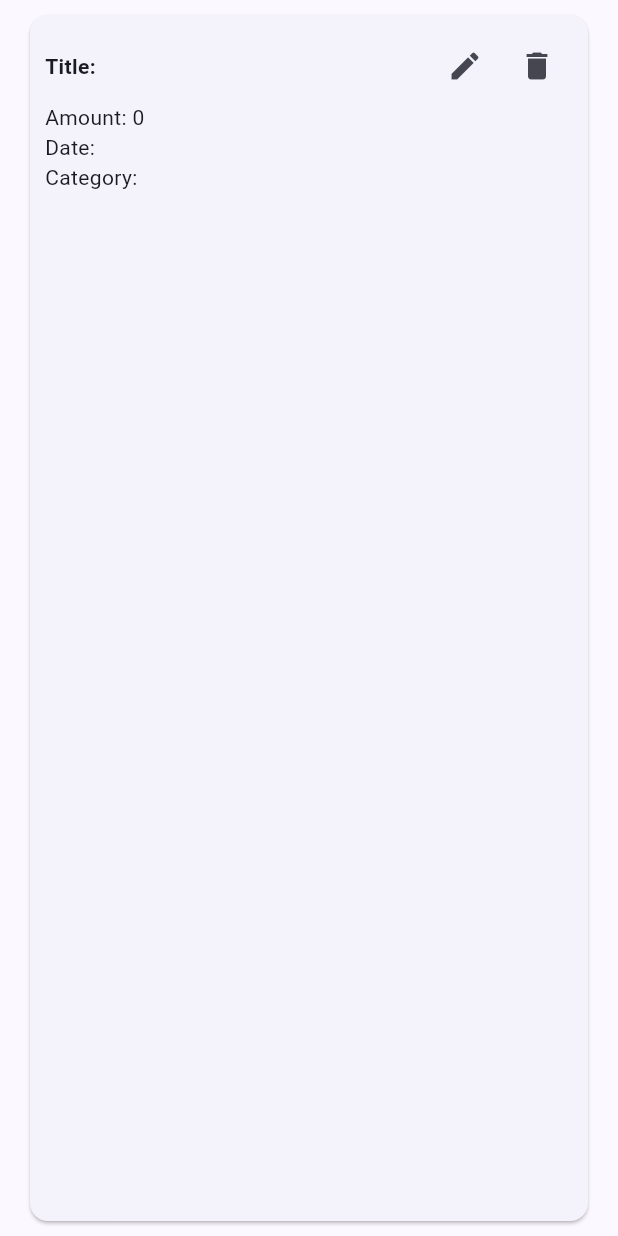
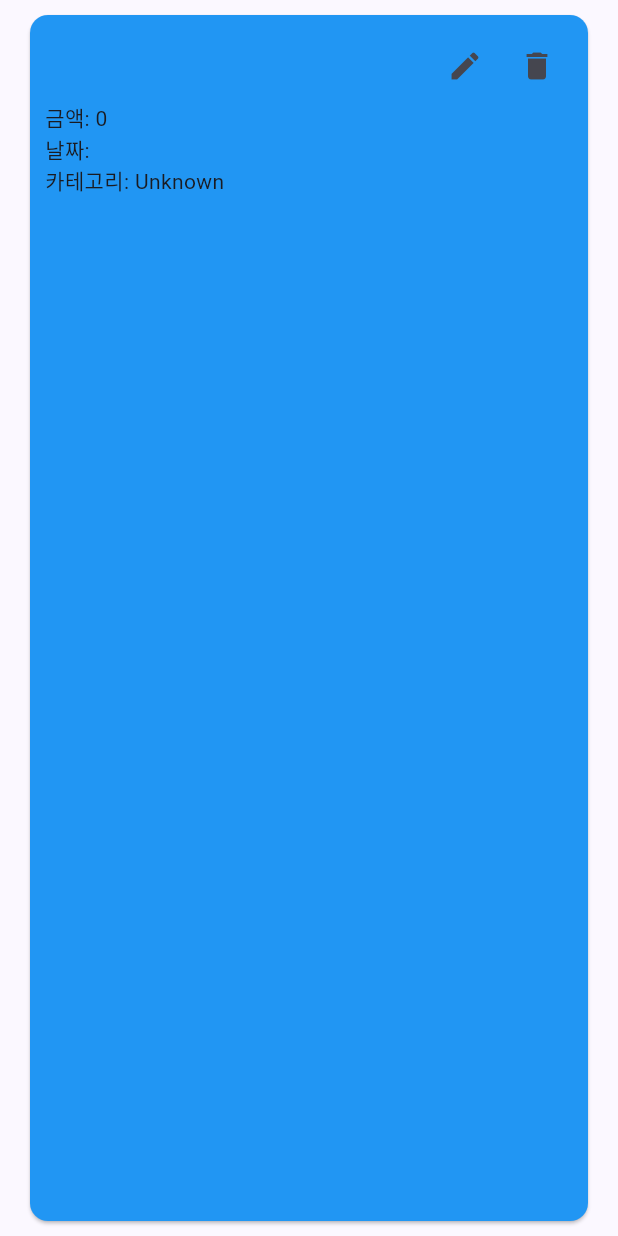
Before and after one commit to TeamAquaDan/W-E, a Flutter app: the AccountBookCard widget shown alone on an empty page, opened directly with empty values, on a phone screen of 412 x 824 dp. Run offline on Flutter 3.47's test engine with Material 3 defaults, Android fonts, the phone set to English and light mode, and no system bars; our stand-ins replace carousel_slider, contacts_service, dio, firebase_core, firebase_database, firebase_messaging and 5 more; accounts and stored records are empty; network calls fail.

Commit message:
Feat: 지출 카드 배경색, 카테고리 출력 수정

```diff
--- a/frontend/lib/screens/account_book/widgets/table_card.dart
+++ b/frontend/lib/screens/account_book/widgets/table_card.dart
@@ -12,7 +12,12 @@ class AccountBookCard extends StatelessWidget {
 
   @override
   Widget build(BuildContext context) {
+    Color cardColor = Colors.blue; // 기본 카드 색상
+    if (accountBookData['account_book_category'] == '100') {
+      cardColor = Colors.green;
+    }
     return Card(
+      color: cardColor,
       margin: EdgeInsets.symmetric(vertical: 10.0, horizontal: 20.0),
       child: Padding(
         padding: EdgeInsets.all(10.0),
@@ -23,7 +28,7 @@ class AccountBookCard extends StatelessWidget {
               mainAxisAlignment: MainAxisAlignment.spaceBetween,
               children: [
                 Text(
-                  'Title: ${accountBookData['account_book_title']}',
+                  '${accountBookData['account_book_title']}',
                   style: TextStyle(fontWeight: FontWeight.bold),
                 ),
                 Row(
@@ -45,12 +50,54 @@ class AccountBookCard extends StatelessWidget {
                 ),
               ],
             ),
-            Text('Amount: ${accountBookData['account_book_amt']}'),
-            Text('Date: ${accountBookData['account_book_dtm']}'),
-            Text('Category: ${accountBookData['account_book_category']}'),
+            Text('금액: ${accountBookData['account_book_amt']}'),
+            Text('날짜: ${accountBookData['account_book_dtm']}'),
+            Text(
+                '카테고리: ${getCategoryName(accountBookData['account_book_category'])}'),
           ],
         ),
       ),
     );
   }
+
+  String getCategoryName(String category) {
+    switch (category) {
+      case '001':
+        return '식비';
+      case '002':
+        return '카페/간식';
+      case '003':
+        return '생활';
+      case '004':
+        return '주거/통신';
+      case '005':
+        return '온라인쇼핑';
+      case '006':
+        return '패션/쇼핑';
+      case '007':
+        return '뷰티/미용';
+      case '008':
+        return '의료/건강';
+      case '009':
+        return '문화/여가';
+      case '010':
+        return '여행/숙박';
+      case '011':
+        return '경조/선물';
+      case '012':
+        return '반려동물';
+      case '013':
+        return '교육/학습';
+      case '014':
+        return '술/유흥';
+      case '015':
+        return '교통';
+      case '000':
+        return '기타';
+      case '100':
+        return '수입';
+      default:
+        return 'Unknown';
+    }
+  }
 }
```
